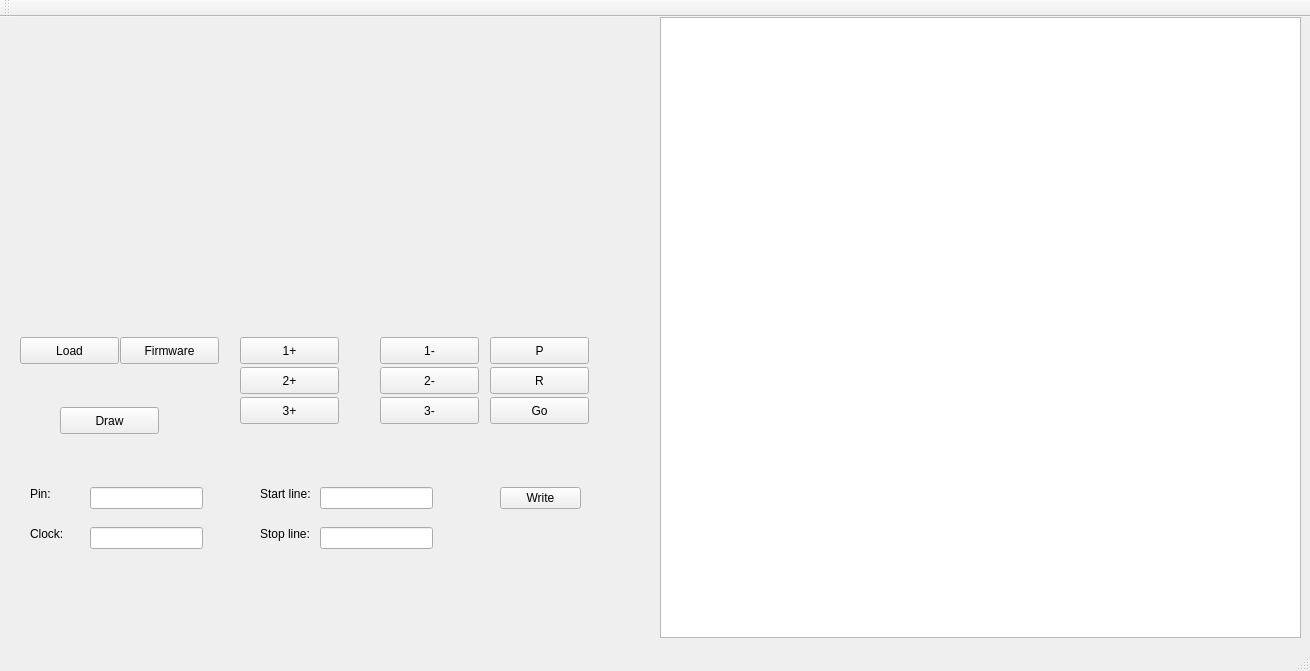
Qt form qtEx/mainwindow.ui (wieker/Hantek6022BL) before a commit.
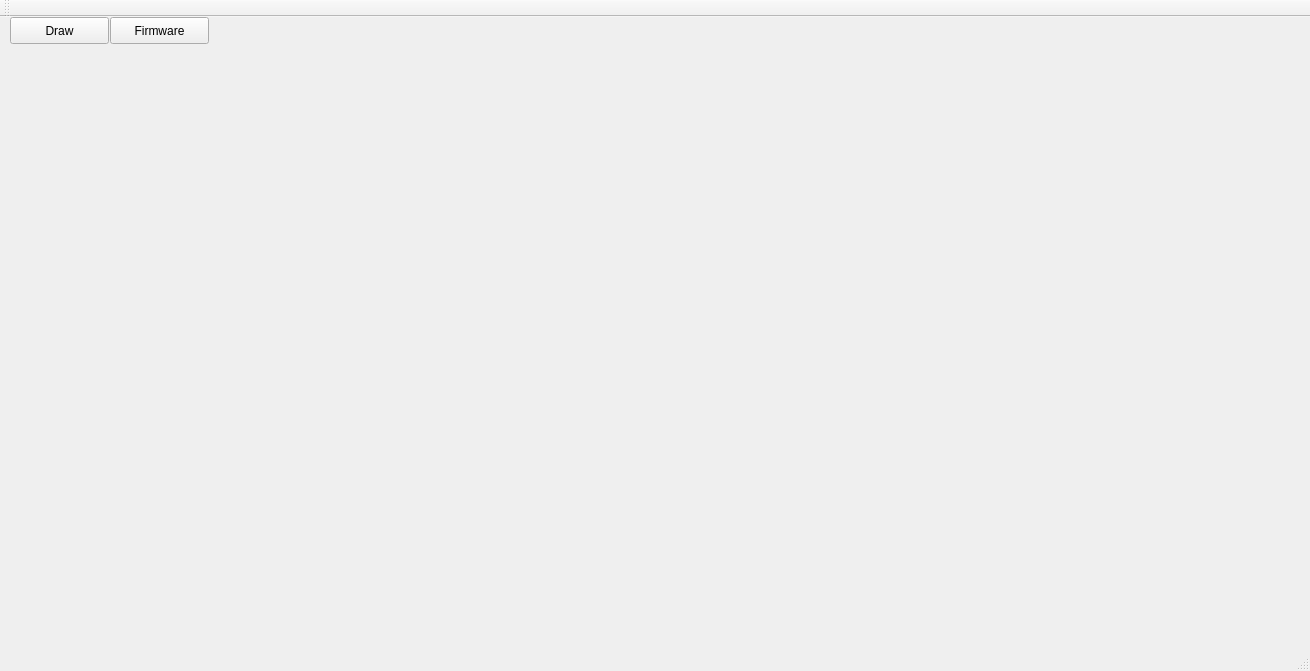
The same form after that commit.

Commit message: Display image

What changed in the file:
```diff
--- a/qtEx/mainwindow.ui
+++ b/qtEx/mainwindow.ui
@@ -14,24 +14,11 @@
    <string>MainWindow</string>
   </property>
   <widget class="QWidget" name="centralWidget">
-   <widget class="QPushButton" name="loadButton">
-    <property name="geometry">
-     <rect>
-      <x>20</x>
-      <y>320</y>
-      <width>99</width>
-      <height>27</height>
-     </rect>
-    </property>
-    <property name="text">
-     <string>Load</string>
-    </property>
-   </widget>
    <widget class="QPushButton" name="fwButton">
     <property name="geometry">
      <rect>
-      <x>120</x>
-      <y>320</y>
+      <x>110</x>
+      <y>0</y>
       <width>99</width>
       <height>27</height>
      </rect>
@@ -40,243 +27,11 @@
      <string>Firmware</string>
     </property>
    </widget>
-   <widget class="QPushButton" name="pushButton">
-    <property name="geometry">
-     <rect>
-      <x>240</x>
-      <y>320</y>
-      <width>99</width>
-      <height>27</height>
-     </rect>
-    </property>
-    <property name="text">
-     <string>1+</string>
-    </property>
-   </widget>
-   <widget class="QPushButton" name="pushButton_2">
-    <property name="geometry">
-     <rect>
-      <x>380</x>
-      <y>320</y>
-      <width>99</width>
-      <height>27</height>
-     </rect>
-    </property>
-    <property name="text">
-     <string>1-</string>
-    </property>
-   </widget>
-   <widget class="QPushButton" name="pushButton_3">
-    <property name="geometry">
-     <rect>
-      <x>380</x>
-      <y>350</y>
-      <width>99</width>
-      <height>27</height>
-     </rect>
-    </property>
-    <property name="text">
-     <string>2-</string>
-    </property>
-   </widget>
-   <widget class="QPushButton" name="pushButton_4">
-    <property name="geometry">
-     <rect>
-      <x>240</x>
-      <y>350</y>
-      <width>99</width>
-      <height>27</height>
-     </rect>
-    </property>
-    <property name="text">
-     <string>2+</string>
-    </property>
-   </widget>
-   <widget class="QPushButton" name="pushButton_5">
-    <property name="geometry">
-     <rect>
-      <x>380</x>
-      <y>380</y>
-      <width>99</width>
-      <height>27</height>
-     </rect>
-    </property>
-    <property name="text">
-     <string>3-</string>
-    </property>
-   </widget>
-   <widget class="QPushButton" name="pushButton_6">
-    <property name="geometry">
-     <rect>
-      <x>240</x>
-      <y>380</y>
-      <width>99</width>
-      <height>27</height>
-     </rect>
-    </property>
-    <property name="text">
-     <string>3+</string>
-    </property>
-   </widget>
-   <widget class="QPushButton" name="pushButton_7">
-    <property name="geometry">
-     <rect>
-      <x>490</x>
-      <y>320</y>
-      <width>99</width>
-      <height>27</height>
-     </rect>
-    </property>
-    <property name="text">
-     <string>P</string>
-    </property>
-   </widget>
-   <widget class="QTextEdit" name="textEdit">
-    <property name="geometry">
-     <rect>
-      <x>660</x>
-      <y>0</y>
-      <width>641</width>
-      <height>621</height>
-     </rect>
-    </property>
-   </widget>
-   <widget class="QLineEdit" name="lineEdit">
-    <property name="geometry">
-     <rect>
-      <x>90</x>
-      <y>470</y>
-      <width>113</width>
-      <height>22</height>
-     </rect>
-    </property>
-   </widget>
-   <widget class="QLabel" name="label">
-    <property name="geometry">
-     <rect>
-      <x>30</x>
-      <y>470</y>
-      <width>59</width>
-      <height>14</height>
-     </rect>
-    </property>
-    <property name="text">
-     <string>Pin:</string>
-    </property>
-   </widget>
-   <widget class="QLabel" name="label_2">
-    <property name="geometry">
-     <rect>
-      <x>30</x>
-      <y>510</y>
-      <width>59</width>
-      <height>14</height>
-     </rect>
-    </property>
-    <property name="text">
-     <string>Clock:</string>
-    </property>
-   </widget>
-   <widget class="QLineEdit" name="lineEdit_2">
-    <property name="geometry">
-     <rect>
-      <x>90</x>
-      <y>510</y>
-      <width>113</width>
-      <height>22</height>
-     </rect>
-    </property>
-   </widget>
-   <widget class="QLabel" name="label_3">
-    <property name="geometry">
-     <rect>
-      <x>260</x>
-      <y>470</y>
-      <width>59</width>
-      <height>14</height>
-     </rect>
-    </property>
-    <property name="text">
-     <string>Start line:</string>
-    </property>
-   </widget>
-   <widget class="QLineEdit" name="lineEdit_3">
-    <property name="geometry">
-     <rect>
-      <x>320</x>
-      <y>470</y>
-      <width>113</width>
-      <height>22</height>
-     </rect>
-    </property>
-   </widget>
-   <widget class="QLabel" name="label_4">
-    <property name="geometry">
-     <rect>
-      <x>260</x>
-      <y>510</y>
-      <width>59</width>
-      <height>14</height>
-     </rect>
-    </property>
-    <property name="text">
-     <string>Stop line:</string>
-    </property>
-   </widget>
-   <widget class="QLineEdit" name="lineEdit_4">
-    <property name="geometry">
-     <rect>
-      <x>320</x>
-      <y>510</y>
-      <width>113</width>
-      <height>22</height>
-     </rect>
-    </property>
-   </widget>
-   <widget class="QPushButton" name="pushButton_8">
-    <property name="geometry">
-     <rect>
-      <x>500</x>
-      <y>470</y>
-      <width>81</width>
-      <height>22</height>
-     </rect>
-    </property>
-    <property name="text">
-     <string>Write</string>
-    </property>
-   </widget>
-   <widget class="QPushButton" name="pushButton_9">
-    <property name="geometry">
-     <rect>
-      <x>490</x>
-      <y>350</y>
-      <width>99</width>
-      <height>27</height>
-     </rect>
-    </property>
-    <property name="text">
-     <string>R</string>
-    </property>
-   </widget>
-   <widget class="QPushButton" name="pushButton_10">
-    <property name="geometry">
-     <rect>
-      <x>490</x>
-      <y>380</y>
-      <width>99</width>
-      <height>27</height>
-     </rect>
-    </property>
-    <property name="text">
-     <string>Go</string>
-    </property>
-   </widget>
    <widget class="QPushButton" name="pushButton_11">
     <property name="geometry">
      <rect>
-      <x>60</x>
-      <y>390</y>
+      <x>10</x>
+      <y>0</y>
       <width>99</width>
       <height>27</height>
      </rect>
```
The commit also changes 2 other files.
